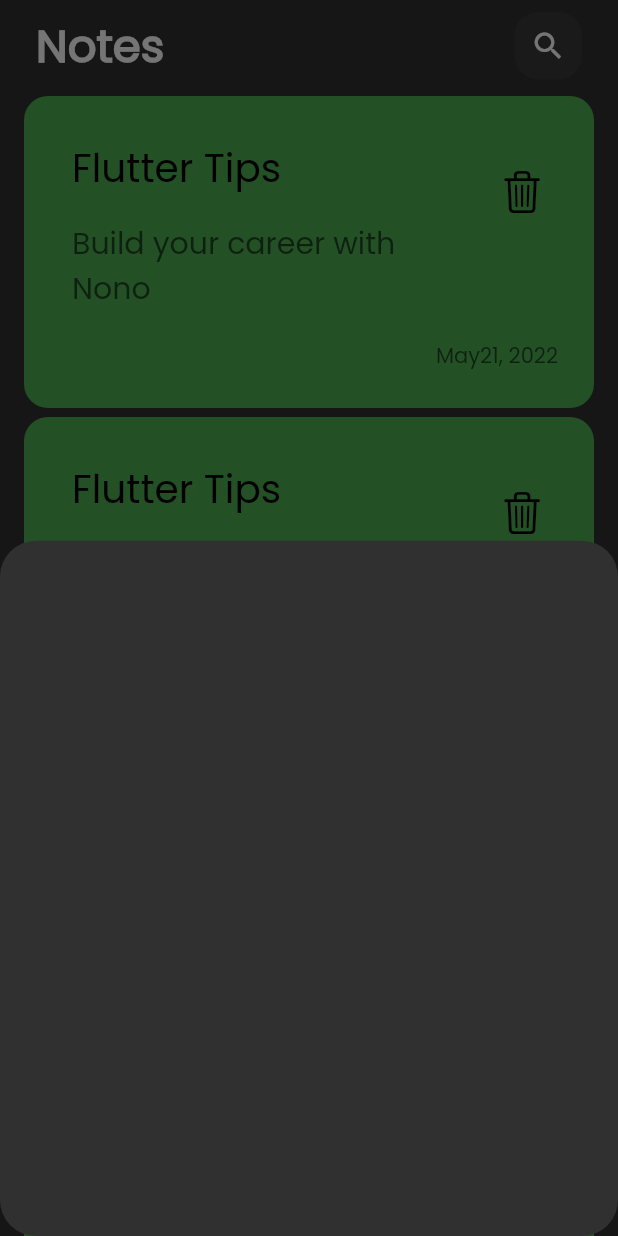
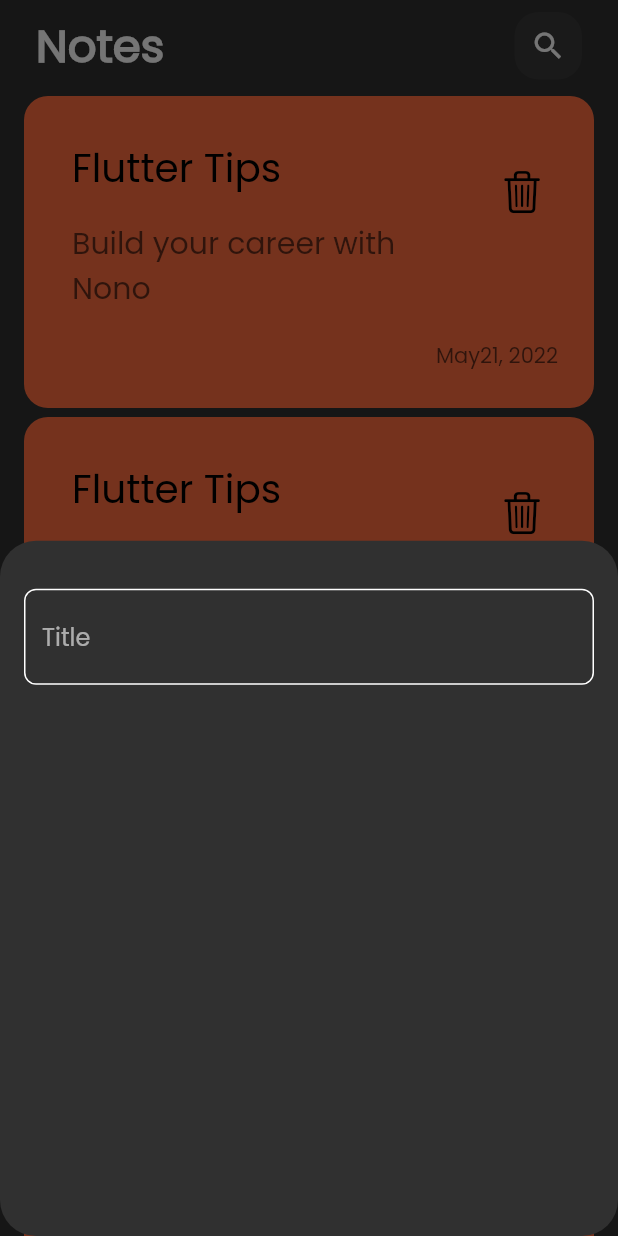
Before and after one commit to Norhan-127/notesApp, a Flutter app: the screen it shows after launch, after a tap on an icon or button, on a phone screen of 412 x 824 dp. Run offline on Flutter 3.47's test engine with Material 2 defaults, Android fonts, the phone set to English and light mode, and no system bars.

Commit message:
create custom text field

```diff
--- a/lib/views/NotesView.dart
+++ b/lib/views/NotesView.dart
@@ -20,7 +20,7 @@ class NotesView extends StatelessWidget {
                 return const AddNoteBottomSheet();
               });
         },
-        backgroundColor: Colors.yellow,
+        backgroundColor: Colors.green,
         child: const Icon(CupertinoIcons.add),
       ),
       body: const NotesViewBody(),
--- a/lib/views/widgets/CustomNoteitem.dart
+++ b/lib/views/widgets/CustomNoteitem.dart
@@ -5,9 +5,9 @@ class NoteItem extends StatelessWidget {
   const NoteItem({Key? key}) : super(key: key);
   final itemColor = const [
     Colors.amberAccent,
-    Colors.cyan,
+    Colors.deepOrange,
+    Colors.brown,
     Colors.deepOrangeAccent,
-    Colors.green
   ];
 
   @override
--- a/lib/views/widgets/add_note_bottom_sheet.dart
+++ b/lib/views/widgets/add_note_bottom_sheet.dart
@@ -1,10 +1,19 @@
 import 'package:flutter/material.dart';
+import 'package:notes_app/views/widgets/custom_text_field.dart';
 
 class AddNoteBottomSheet extends StatelessWidget {
   const AddNoteBottomSheet({Key? key}) : super(key: key);
 
   @override
   Widget build(BuildContext context) {
-    return Container();
+    return Padding(
+      padding: const EdgeInsets.symmetric(horizontal: 16),
+      child: Column(
+        children: const [
+          SizedBox(height: 32,),
+          CustomTextField(),
+        ],
+      ),
+    );
   }
 }
--- /dev/null
+++ b/lib/views/widgets/custom_text_field.dart
@@ -0,0 +1,24 @@
+import 'package:flutter/material.dart';
+
+class CustomTextField extends StatelessWidget {
+  const CustomTextField({Key? key}) : super(key: key);
+
+  @override
+  Widget build(BuildContext context) {
+    return  TextField(
+      cursorColor: Colors.green,
+      decoration: InputDecoration(
+        hintText: 'Title',
+        border: buildBorder(),
+        enabledBorder: buildBorder(),
+        focusedBorder: buildBorder(Colors.green),
+      ),
+    );
+  }
+}
+OutlineInputBorder buildBorder([color]){
+  return OutlineInputBorder(
+      borderRadius: BorderRadius.circular(8),
+      borderSide:  BorderSide(color: color??Colors.white)
+  );
+}
```
